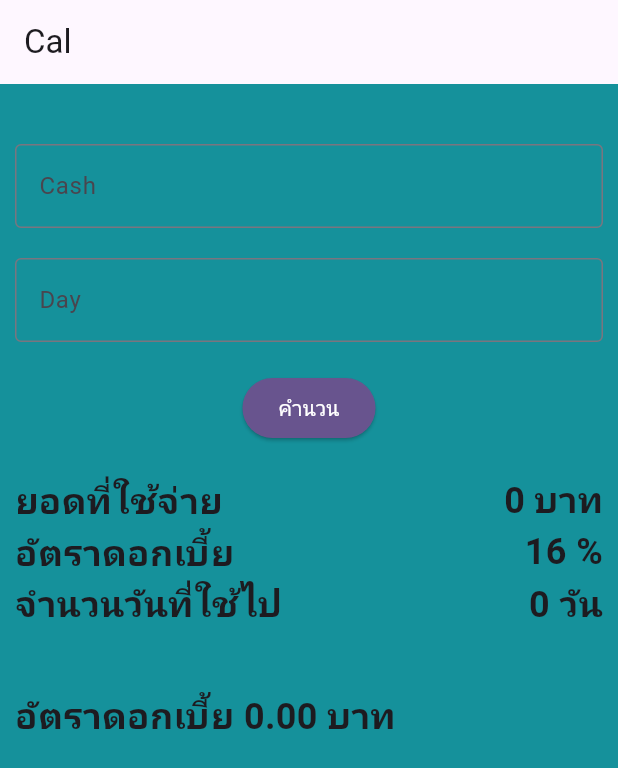
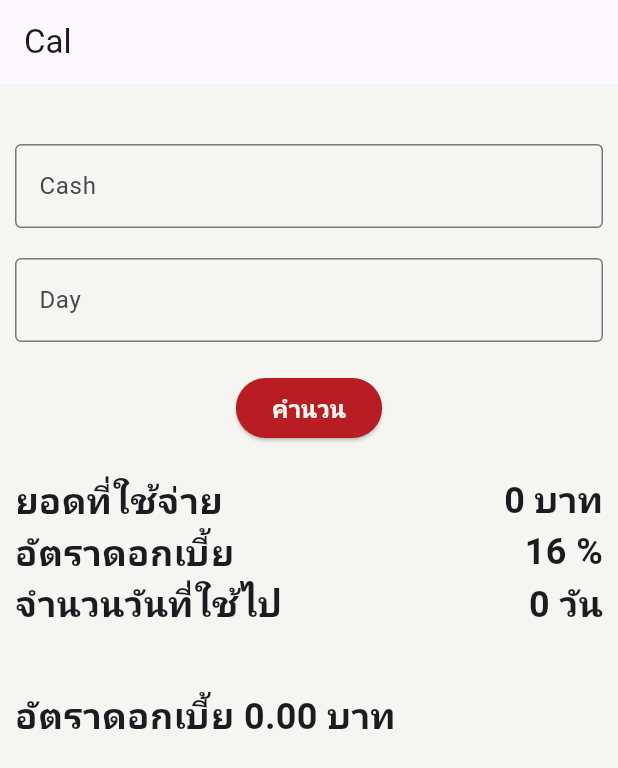
Before and after one commit to CableBK/flutter_creditcard_interest_cal, a Flutter app: the screen it shows after launch, on a phone screen of 412 x 824 dp. Shown: the top 768 px of the screen. Run offline on Flutter 3.47's test engine with Material 3 defaults, Android fonts, the phone set to English and light mode, and no system bars.

Commit message:
Update color theme

```diff
--- a/lib/pages/cal_page.dart
+++ b/lib/pages/cal_page.dart
@@ -50,7 +50,7 @@ class _CalPageState extends State<CalPage> {
       appBar: AppBar(
         title: Text('Cal'),
       ),
-      backgroundColor: Color(0xFF15919B),
+      backgroundColor: Color(0xFFF5F5F1),
       body: Container(
         padding: EdgeInsets.fromLTRB(10, 40, 10, 0),
         child: Column(
@@ -77,14 +77,20 @@ class _CalPageState extends State<CalPage> {
               children: [
                 ElevatedButton(
                   style: ElevatedButton.styleFrom(
-                    backgroundColor: Theme.of(context).colorScheme.primary,
-                    foregroundColor: Theme.of(context).colorScheme.onPrimary,
+                    backgroundColor: Color(0xFFB81D24),
+                    foregroundColor: Color(0xFF000000),
                   ),
                   onPressed: () {
                     _savecashData();
                     _savedayData();
                   },
-                  child: const Text('คำนวน'),
+                  child: const Text(
+                    'คำนวน',
+                    style: TextStyle(
+                        fontSize: 16,
+                        fontWeight: FontWeight.bold,
+                        color: Color(0xFFF5F5F1)),
+                  ),
                 ),
               ],
             ),
```
